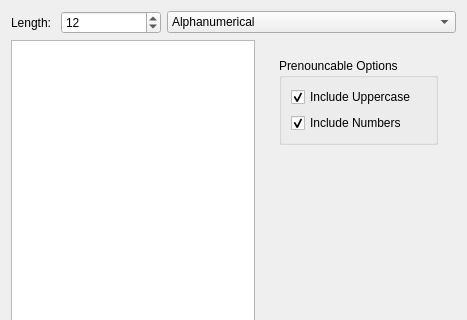
Above: kpassgen.ui from cyberbeat/kpassgen before the change; both pictures show x 0 to 467 and y 0 to 320 of the 467 by 468 pixel window. Below: the same form after it.
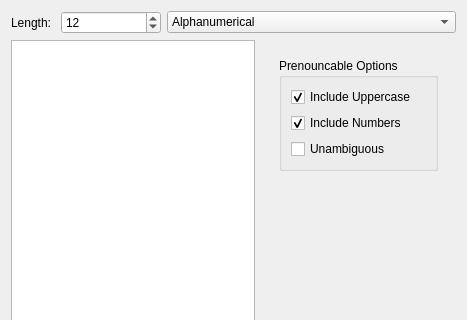
That is the form after the change. The open tabs and pages were chosen to show the change. Custom widgets are drawn as their Qt base class.

The edit to the form file:
```diff
--- a/kpassgen.ui
+++ b/kpassgen.ui
@@ -79,7 +79,7 @@
     </layout>
    </item>
    <item>
-    <layout class="QHBoxLayout" name="horizontalLayout" stretch="1,0">
+    <layout class="QHBoxLayout" name="horizontalLayout" stretch="0,0">
      <item>
       <widget class="PasswordList" name="listPasswords"/>
      </item>
@@ -320,6 +320,13 @@
                  </property>
                 </widget>
                </item>
+               <item>
+                <widget class="QCheckBox" name="checkPernUnam">
+                 <property name="text">
+                  <string>Unambiguous</string>
+                 </property>
+                </widget>
+               </item>
               </layout>
              </widget>
             </item>
```
Left out of the diff: 4 changed lines with no effect on the pictures.
